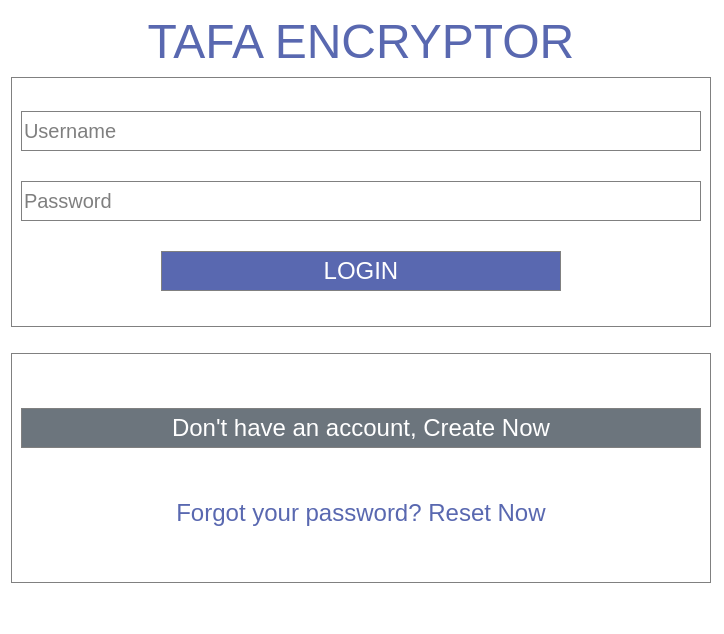
This is ui/login_v2.ui in thaka-creations/player_encryptor as Qt 5 draws it before an edit. The edited form follows.
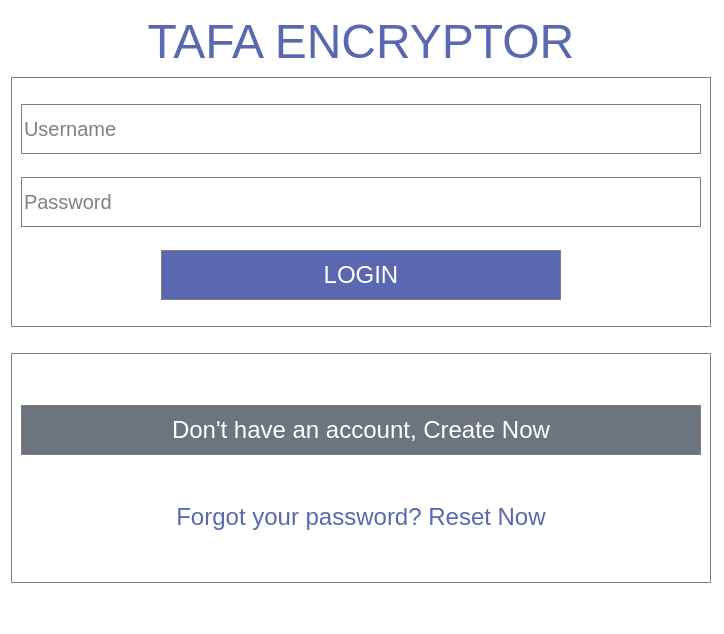
This is the edited form.

Patch:
```diff
--- a/ui/login_v2.ui
+++ b/ui/login_v2.ui
@@ -82,7 +82,7 @@
         <property name="minimumSize">
          <size>
           <width>0</width>
-          <height>40</height>
+          <height>50</height>
          </size>
         </property>
         <property name="maximumSize">
@@ -110,7 +110,7 @@
         <property name="minimumSize">
          <size>
           <width>0</width>
-          <height>40</height>
+          <height>50</height>
          </size>
         </property>
         <property name="font">
@@ -135,7 +135,7 @@
         <property name="minimumSize">
          <size>
           <width>400</width>
-          <height>40</height>
+          <height>50</height>
          </size>
         </property>
         <property name="maximumSize">
@@ -209,7 +209,7 @@
         <property name="minimumSize">
          <size>
           <width>0</width>
-          <height>40</height>
+          <height>50</height>
          </size>
         </property>
         <property name="font">
```
